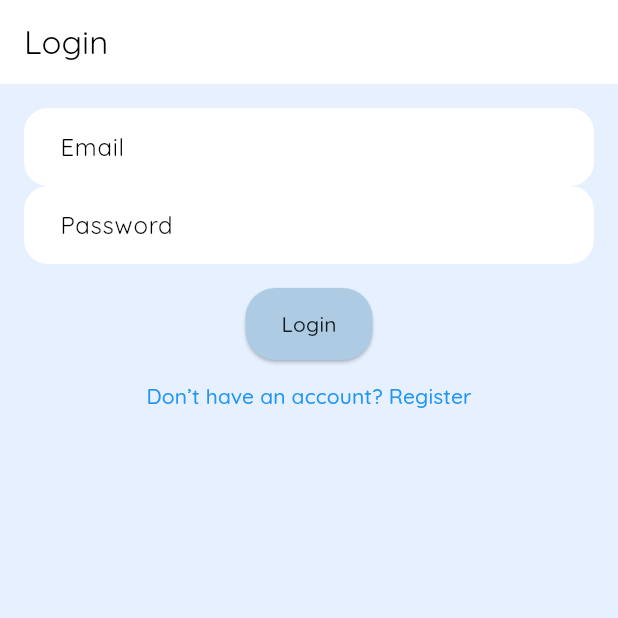
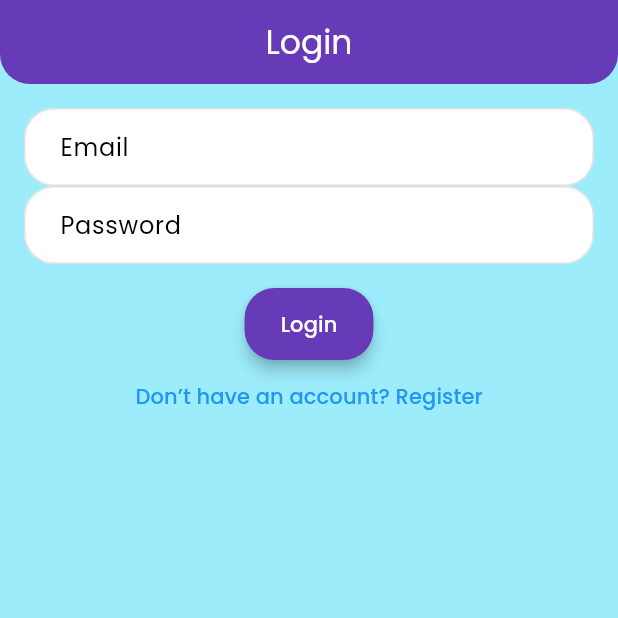
Before and after one commit to fizzahfaizi21/message_board_app, a Flutter app: the screen it shows after launch, on a phone screen of 412 x 824 dp, the top half of it. Run offline on Flutter 3.47's test engine with Material 3 defaults, Android fonts, the phone set to English and light mode, and no system bars; our stand-ins replace cloud_firestore, firebase_auth, firebase_core, google_fonts; accounts and stored records are empty.

Commit message:
added more colors in the main dart file

```diff
--- a/lib/main.dart
+++ b/lib/main.dart
@@ -22,40 +22,67 @@ class MyApp extends StatelessWidget {
     return MaterialApp(
       title: 'Message Board App',
       theme: ThemeData(
-        scaffoldBackgroundColor: const Color(0xFFE6F0FF),
-        primaryColor: const Color(0xFFADCBE3),
+        scaffoldBackgroundColor: const Color(
+          0xFF9CECFB,
+        ), // Vibrant blue background
+        appBarTheme: AppBarTheme(
+          backgroundColor: const Color(0xFF673AB7), // Purple app bar
+          foregroundColor: Colors.white,
+          elevation: 0,
+          centerTitle: true,
+          shape: RoundedRectangleBorder(
+            borderRadius: BorderRadius.vertical(bottom: Radius.circular(20)),
+          ),
+        ),
+        primaryColor: const Color(0xFF673AB7), // Purple primary color
         colorScheme: ColorScheme.fromSwatch().copyWith(
-          secondary: const Color(0xFFFFF7CC),
+          secondary: const Color(0xFFFF9800), // Orange accent color
+          tertiary: const Color(0xFF4CAF50), // Green for variety
         ),
-        textTheme: GoogleFonts.quicksandTextTheme(),
+        textTheme: GoogleFonts.poppinsTextTheme().apply(
+          bodyColor: const Color(0xFF333333),
+          displayColor: const Color(0xFF673AB7),
+        ),
         inputDecorationTheme: InputDecorationTheme(
           filled: true,
           fillColor: Colors.white,
-          contentPadding:
-              const EdgeInsets.symmetric(horizontal: 20, vertical: 14),
+          contentPadding: const EdgeInsets.symmetric(
+            horizontal: 20,
+            vertical: 14,
+          ),
           border: OutlineInputBorder(
-            borderRadius: BorderRadius.circular(16),
-            borderSide: BorderSide.none,
+            borderRadius: BorderRadius.circular(20),
+            borderSide: BorderSide(color: Color(0xFFE0E0E0), width: 1),
+          ),
+          enabledBorder: OutlineInputBorder(
+            borderRadius: BorderRadius.circular(20),
+            borderSide: BorderSide(color: Color(0xFFE0E0E0), width: 1),
+          ),
+          focusedBorder: OutlineInputBorder(
+            borderRadius: BorderRadius.circular(20),
+            borderSide: BorderSide(color: Color(0xFF673AB7), width: 2),
           ),
         ),
         elevatedButtonTheme: ElevatedButtonThemeData(
           style: ElevatedButton.styleFrom(
-            backgroundColor: const Color(0xFFADCBE3),
-            foregroundColor: Colors.black87,
+            backgroundColor: const Color(0xFF673AB7), // Purple buttons
+            foregroundColor: Colors.white,
             padding: const EdgeInsets.symmetric(horizontal: 24, vertical: 14),
             shape: RoundedRectangleBorder(
               borderRadius: BorderRadius.circular(20),
             ),
+            elevation: 4,
           ),
         ),
         cardTheme: CardTheme(
           shape: RoundedRectangleBorder(
             borderRadius: BorderRadius.circular(20),
           ),
-          elevation: 2,
+          elevation: 4,
           color: Colors.white,
           margin: const EdgeInsets.symmetric(vertical: 8, horizontal: 16),
         ),
+        iconTheme: IconThemeData(color: const Color(0xFF673AB7), size: 24),
       ),
       initialRoute: '/',
       routes: {
```
